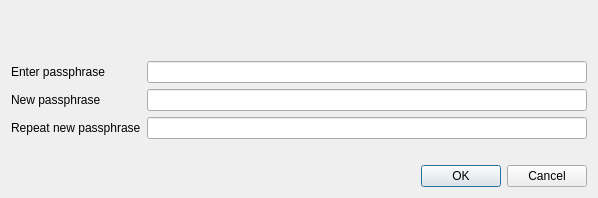
This is src/qt/forms/askpassphrasedialog.ui in xming/carpediemcoin as Qt 5 draws it before an edit. The edited form follows.
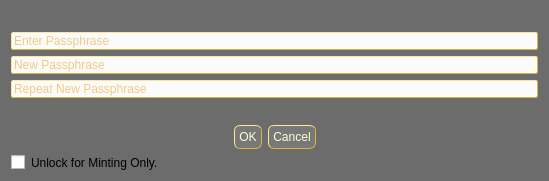
This is the edited form.

```diff
--- a/src/qt/forms/askpassphrasedialog.ui
+++ b/src/qt/forms/askpassphrasedialog.ui
@@ -6,8 +6,8 @@
    <rect>
     <x>0</x>
     <y>0</y>
-    <width>598</width>
-    <height>198</height>
+    <width>549</width>
+    <height>181</height>
    </rect>
   </property>
   <property name="sizePolicy">
@@ -18,16 +18,28 @@
   </property>
   <property name="minimumSize">
    <size>
-    <width>550</width>
-    <height>0</height>
+    <width>549</width>
+    <height>171</height>
    </size>
   </property>
   <property name="windowTitle">
    <string>Passphrase Dialog</string>
   </property>
-  <layout class="QVBoxLayout" name="verticalLayout">
-   <item>
+  <property name="styleSheet">
+   <string notr="true">QDialog {background-color: #6C6C6C; color: #FFFFD3 } QPushButton { background-color: #787878; color: #FFFFD3; border-style:outset; border-color: #dcb540; border-width: 1px; border-radius: 6px; padding: 4px} QPushButton::hover { background-color: #6C6C6C; color: #FFFFD3; border-style:outset; border-color: #dcb540; border-width: 1px; border-radius: 6px; padding: 4px}  QPushButton::pressed {background-color: #FBFBFB; color: #E5990C; border-style:outset; border-color: #DCB540; border-radius: 6px; padding: 4px} QLabel {color: #FFFFD3} QLineEdit {background-color: #FBFBFB; color: #E5990C; border-style:outset; border-color: #dcb540; border-width: 1px; border-radius: 2px; padding: 0px }</string>
+  </property>
+  <property name="sizeGripEnabled">
+   <bool>false</bool>
+  </property>
+  <property name="modal">
+   <bool>false</bool>
+  </property>
+  <layout class="QGridLayout" name="gridLayout">
+   <item row="0" column="0">
     <widget class="QLabel" name="warningLabel">
+     <property name="styleSheet">
+      <string notr="true"/>
+     </property>
      <property name="textFormat">
       <enum>Qt::RichText</enum>
      </property>
@@ -36,78 +48,129 @@
      </property>
     </widget>
    </item>
-   <item>
-    <layout class="QFormLayout" name="formLayout">
-     <property name="fieldGrowthPolicy">
-      <enum>QFormLayout::AllNonFixedFieldsGrow</enum>
-     </property>
-     <item row="0" column="0">
-      <widget class="QLabel" name="passLabel1">
-       <property name="text">
-        <string>Enter passphrase</string>
-       </property>
-      </widget>
-     </item>
-     <item row="0" column="1">
-      <widget class="QLineEdit" name="passEdit1">
-       <property name="echoMode">
-        <enum>QLineEdit::Password</enum>
-       </property>
-      </widget>
-     </item>
      <item row="1" column="0">
-      <widget class="QLabel" name="passLabel2">
-       <property name="text">
-        <string>New passphrase</string>
-       </property>
-      </widget>
-     </item>
-     <item row="1" column="1">
-      <widget class="QLineEdit" name="passEdit2">
+    <widget class="QLineEdit" name="passEdit1">
+     <property name="styleSheet">
+      <string notr="true"/>
+     </property>
        <property name="echoMode">
         <enum>QLineEdit::Password</enum>
        </property>
+     <property name="placeholderText">
+      <string>Enter Passphrase</string>
+     </property>
       </widget>
      </item>
      <item row="2" column="0">
-      <widget class="QLabel" name="passLabel3">
-       <property name="text">
-        <string>Repeat new passphrase</string>
+    <widget class="QLineEdit" name="passEdit2">
+     <property name="styleSheet">
+      <string notr="true"/>
+     </property>
+     <property name="echoMode">
+      <enum>QLineEdit::Password</enum>
+     </property>
+     <property name="placeholderText">
+      <string>New Passphrase</string>
        </property>
       </widget>
      </item>
-     <item row="2" column="1">
+   <item row="3" column="0">
       <widget class="QLineEdit" name="passEdit3">
+     <property name="styleSheet">
+      <string notr="true"/>
+     </property>
        <property name="echoMode">
         <enum>QLineEdit::Password</enum>
        </property>
-      </widget>
-     </item>
-     <item row="3" column="1">
+     <property name="placeholderText">
+      <string>Repeat New Passphrase</string>
+     </property>
+    </widget>
+   </item>
+   <item row="4" column="0">
       <widget class="QLabel" name="capsLabel">
+     <property name="sizePolicy">
+      <sizepolicy hsizetype="Preferred" vsizetype="Preferred">
+       <horstretch>0</horstretch>
+       <verstretch>0</verstretch>
+      </sizepolicy>
+     </property>
+     <property name="minimumSize">
+      <size>
+       <width>45</width>
+       <height>15</height>
+      </size>
+     </property>
+     <property name="maximumSize">
+      <size>
+       <width>200</width>
+       <height>20</height>
+      </size>
+     </property>
        <property name="font">
         <font>
          <weight>75</weight>
          <bold>true</bold>
         </font>
        </property>
+     <property name="styleSheet">
+      <string notr="true"/>
+     </property>
+     <property name="frameShape">
+      <enum>QFrame::NoFrame</enum>
+     </property>
        <property name="text">
         <string/>
        </property>
        <property name="alignment">
         <set>Qt::AlignCenter</set>
        </property>
-      </widget>
-     </item>
-    </layout>
-   </item>
-   <item>
+     <property name="indent">
+      <number>-1</number>
+     </property>
+    </widget>
+   </item>
+   <item row="5" column="0">
     <widget class="QDialogButtonBox" name="buttonBox">
+     <property name="enabled">
+      <bool>true</bool>
+     </property>
+     <property name="maximumSize">
+      <size>
+       <width>16777215</width>
+       <height>25</height>
+      </size>
+     </property>
+     <property name="styleSheet">
+      <string notr="true"/>
+     </property>
      <property name="orientation">
       <enum>Qt::Horizontal</enum>
      </property>
      <property name="standardButtons">
       <set>QDialogButtonBox::Cancel|QDialogButtonBox::Ok</set>
+     </property>
+     <property name="centerButtons">
+      <bool>true</bool>
+     </property>
+    </widget>
+   </item>
+   <item row="6" column="0">
+    <widget class="QCheckBox" name="mintingCheckBox">
+     <property name="enabled">
+      <bool>true</bool>
+     </property>
+     <property name="visible">
+      <bool>false</bool>
+     </property>
+     <property name="toolTip">
+      <string>Serves to disable trivial use of sendmoney when the OS account is compromised. Provides no real security.</string>
+     </property>
+     <property name="styleSheet">
+      <string notr="true">border-style: none</string>
+     </property>
+     <property name="text">
+      <string>Unlock for Minting Only.</string>
      </property>
     </widget>
    </item>
```
Left out of the diff: 9 changed lines with no effect on the pictures. Lines whose indentation alone changed are shown as unchanged.
